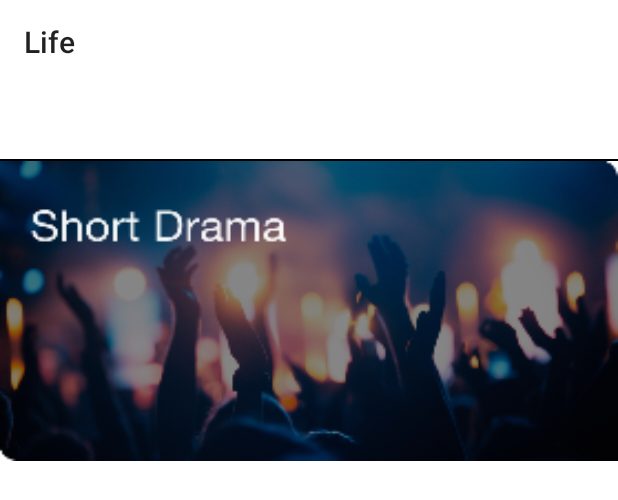
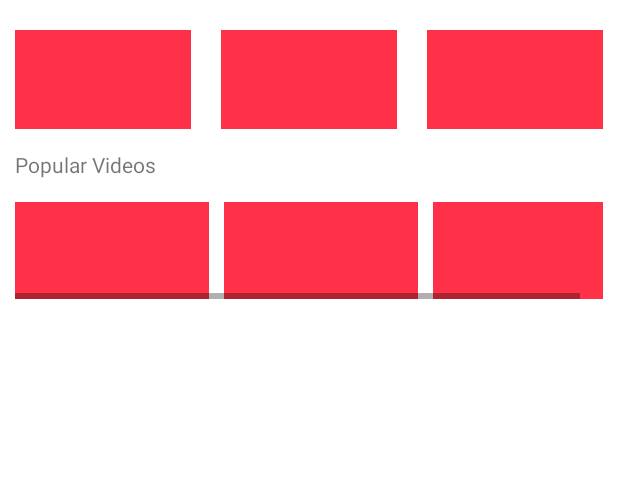
Before and after one commit to Cool-Play/AdDemo, an Android app: the layout activity_main.xml on its own in the app's theme, with its tools: preview values and no code run, on a phone screen of 412 x 824 dp. Shown: the top 500 px of the screen. Run offline under Robolectric (Android 15) with nearby library versions, the phone set to English and light mode, and no system bars.

Commit message:
watch-tv

```diff
--- a/app/src/main/res/layout/activity_main.xml
+++ b/app/src/main/res/layout/activity_main.xml
@@ -1,69 +1,124 @@
-<LinearLayout xmlns:android="http://schemas.android.com/apk/res/android"
+<ScrollView xmlns:android="http://schemas.android.com/apk/res/android"
     xmlns:app="http://schemas.android.com/apk/res-auto"
-        android:id="@+id/cp_rl_root"
+    xmlns:tools="http://schemas.android.com/tools"
     android:layout_width="match_parent"
     android:layout_height="match_parent"
-        android:gravity="center"
     android:background="#ffffff"
-        android:orientation="vertical">
-
-    <androidx.appcompat.widget.Toolbar
-            android:layout_width="match_parent"
-            app:title="Life"
-            android:layout_height="wrap_content" />
-
-    <ScrollView
-            android:layout_width="match_parent"
-            android:layout_height="match_parent"
-            android:gravity="center"
     android:fillViewport="true">
 
     <LinearLayout
         android:layout_width="match_parent"
         android:layout_height="wrap_content"
-                android:orientation="vertical">
+        android:orientation="vertical"
+        android:paddingStart="10dp"
+        android:paddingTop="20dp"
+        android:paddingEnd="10dp">
+
+
+        <androidx.constraintlayout.widget.ConstraintLayout
+            android:layout_width="match_parent"
+            android:layout_height="wrap_content">
+
+            <androidx.constraintlayout.helper.widget.Flow
+                android:id="@+id/flow"
+                android:layout_width="match_parent"
+                android:layout_height="wrap_content"
+                android:orientation="horizontal"
+                app:constraint_referenced_ids="adContainer,adContainer1,adContainer2"
+                app:flow_horizontalStyle="spread_inside"
+                app:layout_constraintBottom_toBottomOf="parent"
+                app:layout_constraintTop_toTopOf="parent" />
 
             <FrameLayout
                 android:id="@+id/adContainer"
-                    android:layout_gravity="center_horizontal"
+                android:layout_width="0dp"
+                android:layout_height="0dp"
+                android:background="#ff3148"
+                app:layout_constraintBottom_toBottomOf="parent"
+                app:layout_constraintDimensionRatio="16:9"
+                app:layout_constraintTop_toTopOf="parent"
+                app:layout_constraintWidth_percent="0.3" />
+
+            <FrameLayout
+                android:id="@+id/adContainer1"
+                android:layout_width="0dp"
+                android:layout_height="0dp"
+                android:background="#ff3148"
+                app:layout_constraintBottom_toBottomOf="parent"
+                app:layout_constraintDimensionRatio="16:9"
+                app:layout_constraintStart_toEndOf="@+id/adContainer"
+                app:layout_constraintTop_toTopOf="parent"
+                app:layout_constraintWidth_percent="0.3" />
+
+            <FrameLayout
+                android:id="@+id/adContainer2"
+                android:layout_width="0dp"
+                android:layout_height="0dp"
+                android:background="#ff3148"
+                app:layout_constraintBottom_toBottomOf="parent"
+                app:layout_constraintDimensionRatio="16:9"
+                app:layout_constraintTop_toTopOf="parent"
+                app:layout_constraintWidth_percent="0.3" />
+
+        </androidx.constraintlayout.widget.ConstraintLayout>
+
+        <TextView
+            android:id="@+id/label1"
             android:layout_width="wrap_content"
-                    android:layout_height="50dp" />
+            android:layout_height="wrap_content"
+            android:layout_marginTop="14dp"
+            android:text="Popular Videos"
+            tools:ignore="HardcodedText" />
 
-            <LinearLayout
+        <HorizontalScrollView
             android:layout_width="match_parent"
-                    android:layout_height="1dp"
-                    android:background="@android:color/background_dark" />
+            android:layout_height="80dp"
+            android:contentDescription="dd"
+            android:paddingTop="15dp"
+            tools:ignore="HardcodedText">
 
-            <LinearLayout
+            <androidx.constraintlayout.widget.ConstraintLayout
+                android:layout_width="wrap_content"
+                android:layout_height="match_parent">
+
+                <androidx.constraintlayout.helper.widget.Flow
                     android:layout_width="match_parent"
                     android:layout_height="wrap_content"
-                    android:gravity="center"
-                    android:orientation="horizontal">
+                    android:orientation="horizontal"
+                    app:constraint_referenced_ids="bt_view0,bt_view1,bt_view2"
+                    app:flow_horizontalGap="10dp"
+                    app:flow_horizontalStyle="spread"
+                    app:layout_constraintBottom_toBottomOf="parent"
+                    app:layout_constraintTop_toTopOf="parent" />
 
-                <ImageView
-                        android:id="@+id/interstitial_ad"
-                        android:layout_width="match_parent"
-                        android:layout_height="200dp"
-                        android:scaleType="fitXY"
-                        android:src="@mipmap/short_drama" />
-            </LinearLayout>
+                <FrameLayout
+                    android:id="@+id/bt_view0"
+                    android:layout_width="0dp"
+                    android:layout_height="match_parent"
+                    android:background="#ff3148"
+                    app:layout_constraintBottom_toBottomOf="parent"
+                    app:layout_constraintDimensionRatio="2"
+                    app:layout_constraintTop_toTopOf="parent" />
 
-            <!--            <LinearLayout-->
-            <!--                    android:layout_width="match_parent"-->
-            <!--                    android:layout_height="wrap_content"-->
-            <!--                    android:gravity="center"-->
-            <!--                    android:orientation="horizontal">-->
+                <FrameLayout
+                    android:id="@+id/bt_view1"
+                    android:layout_width="0dp"
+                    android:layout_height="match_parent"
+                    android:background="#ff3148"
+                    app:layout_constraintBottom_toBottomOf="parent"
+                    app:layout_constraintDimensionRatio="2"
+                    app:layout_constraintTop_toTopOf="parent" />
 
-            <!--                <Button-->
-            <!--                        android:id="@+id/test_tools"-->
-            <!--                        android:layout_width="200.0dip"-->
-            <!--                        android:layout_height="50.0dip"-->
-            <!--                        android:gravity="center"-->
-            <!--                        android:text="重新请求"-->
-            <!--                        android:textAllCaps="false"-->
-            <!--                        android:textSize="16sp" />-->
-            <!--            </LinearLayout>-->
+                <FrameLayout
+                    android:id="@+id/bt_view2"
+                    android:layout_width="0dp"
+                    android:layout_height="match_parent"
+                    android:background="#ff3148"
+                    app:layout_constraintBottom_toBottomOf="parent"
+                    app:layout_constraintDimensionRatio="2"
+                    app:layout_constraintTop_toTopOf="parent" />
 
+            </androidx.constraintlayout.widget.ConstraintLayout>
+        </HorizontalScrollView>
     </LinearLayout>
 </ScrollView>
-</LinearLayout>
--- a/config.gradle
+++ b/config.gradle
@@ -15,8 +15,8 @@ ext {
             //test F9E936443FBE8082BECCBBEE8FF81B07
             splashId: "\"0B3FFB024DA1B8AF2AF0F6A345BDB427\""
     ]
-    versions = [minSdkVersion    : 21,
-                compileSdkVersion: 34,
+    versions = [minSdkVersion    : 24,
+                compileSdkVersion: 35,
                 targetSdkVersion : 34,
                 versionCode      : 1,
                 versionName      : "1.0.2"]
--- a/gradle.properties
+++ b/gradle.properties
@@ -15,6 +15,7 @@ org.gradle.jvmargs=-Xmx2048m -Dfile.encoding=UTF-8
 # Android operating system, and which are packaged with your app's APK
 # https://developer.android.com/topic/libraries/support-library/androidx-rn
 android.useAndroidX=true
+android.enableJetifier=true
 # Kotlin code style for this project: "official" or "obsolete":
 kotlin.code.style=official
 # Enables namespacing of each library's R class so that its R class includes only the
--- a/settings.gradle
+++ b/settings.gradle
@@ -10,10 +10,9 @@ dependencyResolutionManagement {
     repositories {
         google()
         mavenCentral()
-        maven {
-            url = uri("../seattleTvSdkInternal/local/seattleTvSdk")
-        }
+        maven { url "https://nexus-neolink.zeasn.com/repository/android_plantform/" }
         maven { url 'https://jitpack.io' }
+        maven { url "https://maven.aliyun.com/repository/public" }
     }
 }
 
```
Also changed, not shown: app/build.gradle (+27 -29 lines), app/src/main/AndroidManifest.xml (+10 -32 lines), app/src/main/java/cn/coolplay/mundonoticias/App.kt (+28 -7 lines), app/src/main/java/cn/coolplay/mundonoticias/MainActivity.kt (+57 -60 lines), app/src/main/java/cn/coolplay/mundonoticias/SplashActivity.kt (+23 -41 lines), app/src/main/java/cn/coolplay/mundonoticias/TPNativeActivity.kt (deleted, +0 -97 lines), app/src/main/java/cn/coolplay/mundonoticias/TpSplashActivity.kt (deleted, +0 -61 lines), app/src/main/res/xml/network_security_config.xml (+3 -4 lines). Lines whose indentation alone changed are shown as unchanged.
